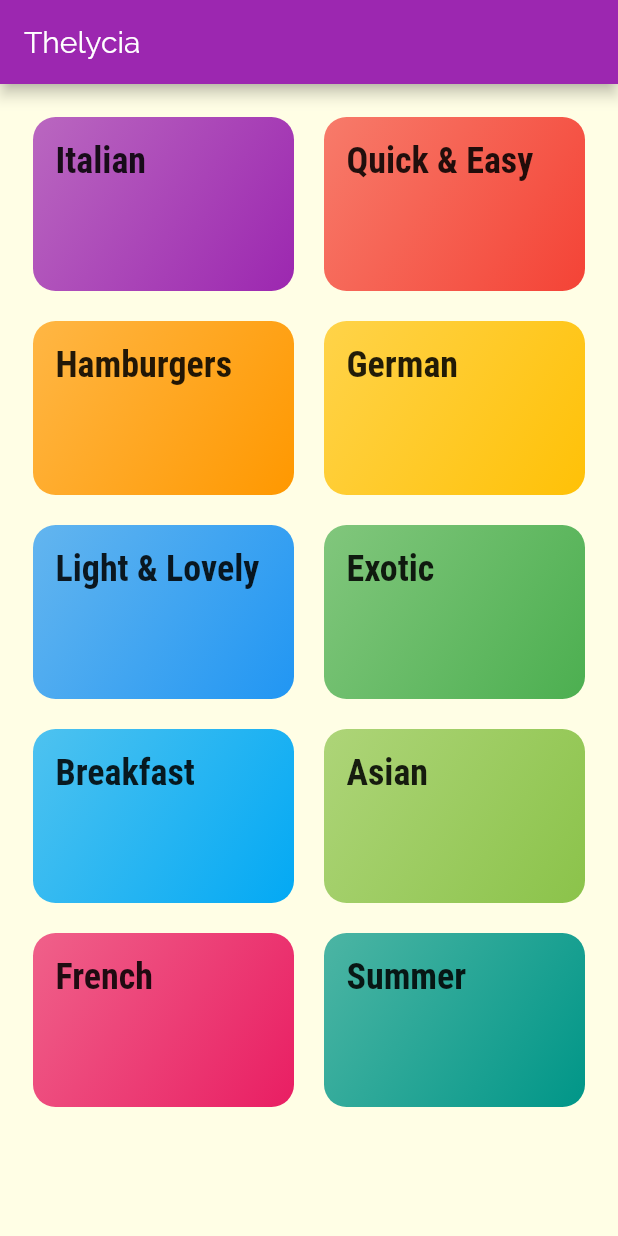
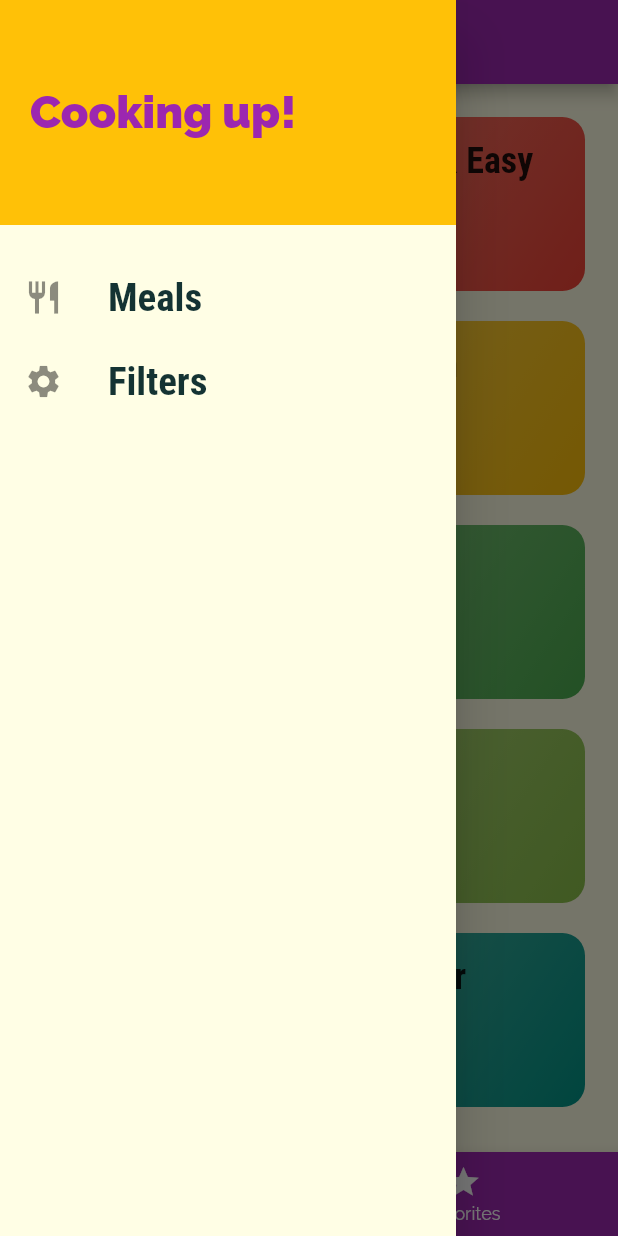
Before and after one commit to farvic/mealsapp, a Flutter app: the screen it shows after launch, with the side drawer open (before the commit the screen has no drawer), on a phone screen of 412 x 824 dp. Run offline on Flutter 3.47's test engine with Material 2 defaults, Android fonts, the phone set to English and light mode, and no system bars.

Commit message:
The option to favorite a meal was implemented.

```diff
--- a/lib/main.dart
+++ b/lib/main.dart
@@ -1,11 +1,75 @@
 import 'package:flutter/material.dart';
+
+import './dummy_data.dart';
+
+import './models/meal.dart';
+
+import './screens/tabs_screen.dart';
+import './screens/filters_screen.dart';
+import './screens/categories_screen.dart';
 import './screens/meal_detail_screen.dart';
 import './screens/category_meals_screen.dart';
-import './screens/categories_screen.dart';
 
 void main() => runApp(MyApp());
 
-class MyApp extends StatelessWidget {
+class MyApp extends StatefulWidget {
+  @override
+  _MyAppState createState() => _MyAppState();
+}
+
+class _MyAppState extends State<MyApp> {
+  Map<String, bool> _filters = {
+    'gluten': false,
+    'lactose': false,
+    'vegetarian': false,
+    'vegan': false,
+  };
+
+  List<Meal> _availableMeals = DUMMY_MEALS;
+  List<Meal> _favoriteMeals = [];
+
+  void _setFilters(Map<String, bool> filterData) {
+    setState(() {
+      _filters = filterData;
+
+      _availableMeals = DUMMY_MEALS.where((meal) {
+        if(_filters['gluten'] && !meal.isGlutenFree) {
+          return false;
+        }
+        if(_filters['lactose'] && !meal.isLactoseFree) {
+          return false;
+        }
+        if(_filters['vegetarian'] && !meal.isVegetarian) {
+          return false;
+        }
+        if(_filters['vegan'] && !meal.isVegan) {
+          return false;
+        }
+        return true;
+      }).toList();
+    });
+  }
+
+  void _toggleFavorite(String mealId) {
+    final existingIndex =
+        _favoriteMeals.indexWhere((meal) => meal.id == mealId);
+    if (existingIndex >= 0) {
+      setState(() {
+        _favoriteMeals.removeAt(existingIndex);
+      });
+    } else {
+      setState(() {
+        _favoriteMeals.add(
+          DUMMY_MEALS.firstWhere((meal) => meal.id == mealId),
+        );
+      });
+    }
+  }
+
+  bool _isMealFavorite(String id) {
+    return _favoriteMeals.any((meal) => meal.id == id);
+  }
+
   @override
   Widget build(BuildContext context) {
     return MaterialApp(
@@ -29,13 +93,14 @@ class MyApp extends StatelessWidget {
           )
         ),
       ),
-      home: CategoriesScreen(),
-      //initialRoute: '/', default is '/'
+      //home: TabsScreen(_favoriteMeals),
+      initialRoute: '/', //default is '/'
       routes: {
-        //'/': (ctx) => CategoriesScreen(),
+        '/': (ctx) => TabsScreen(_favoriteMeals),
         //'/category-meals': (ctx) => CategoryMealsScreen(),
-        CategoryMealsScreen.routeName: (ctx) => CategoryMealsScreen(),
-        MealDetailScreen.routeName: (ctx) => MealDetailScreen(),
+        CategoryMealsScreen.routeName: (ctx) => CategoryMealsScreen(_availableMeals),
+        MealDetailScreen.routeName: (ctx) => MealDetailScreen(_toggleFavorite, _isMealFavorite),
+        FiltersScreen.routeName: (ctx) => FiltersScreen(_setFilters, _filters),
       },
       // onGenerateRoute: (settings) {
       //   print(settings.arguments);
--- a/lib/screens/categories_screen.dart
+++ b/lib/screens/categories_screen.dart
@@ -6,11 +6,7 @@ import '../widgets/category_item.dart';
 class CategoriesScreen extends StatelessWidget {
   @override
   Widget build(BuildContext context) {
-    return Scaffold(
-      appBar: AppBar(title:
-        const Text('Thelycia'),
-      ),
-      body: GridView(
+    return GridView(
       padding: const EdgeInsets.all(22),
       children: DUMMY_CATEGORIES
         .map((catData) => CategoryItem(
@@ -25,7 +21,6 @@ class CategoriesScreen extends StatelessWidget {
         crossAxisSpacing: 20,
         mainAxisSpacing: 20
       ),
-      ),
     );
   }
 }
--- /dev/null
+++ b/lib/screens/tabs_screen.dart
@@ -0,0 +1,71 @@
+import 'package:flutter/material.dart';
+import '../widgets/main_drawer.dart';
+import './categories_screen.dart';
+import './favorites_screen.dart';
+import '../models/meal.dart';
+
+class TabsScreen extends StatefulWidget {
+  final List<Meal> favoriteMeals;
+
+  TabsScreen(this.favoriteMeals);
+
+  @override
+  _TabsScreenState createState() => _TabsScreenState();
+}
+
+class _TabsScreenState extends State<TabsScreen> {
+  List<Map<String, Object>> _pages;
+  int _selectedPageIndex = 0;
+
+  @override
+  void initState() {
+    _pages = [
+    {
+      'page': CategoriesScreen(),
+      'title': 'Categories',
+    },
+    {
+      'page': FavoritesScreen(widget.favoriteMeals),
+      'title': 'Your favorites',
+    },
+
+   ];
+    super.initState();
+  }
+
+  void _selectPage(int index){
+    setState(() {
+      _selectedPageIndex = index;
+    });
+  }
+  @override
+  Widget build(BuildContext context) {
+    return Scaffold(
+      appBar: AppBar(
+        title: Text(_pages[_selectedPageIndex]['title']),
+      ),
+      drawer: MainDrawer(),
+      body: _pages[_selectedPageIndex]['page'],
+      bottomNavigationBar: BottomNavigationBar(
+        onTap: _selectPage,
+        backgroundColor: Theme.of(context).primaryColor,
+        unselectedItemColor: Colors.white,
+        selectedItemColor: Theme.of(context).accentColor,
+        currentIndex: _selectedPageIndex,
+        // type: BottomNavigationBarType.shifting,
+        items: [
+          BottomNavigationBarItem(
+            backgroundColor: Theme.of(context).primaryColor,
+            icon: Icon(Icons.category),
+            title: Text('Categories'),
+          ),
+          BottomNavigationBarItem(
+            backgroundColor: Theme.of(context).primaryColor,
+            icon: Icon(Icons.star),
+            title: Text('Favorites'),
+          ),
+        ],
+      ),
+    );
+  }
+}
--- /dev/null
+++ b/lib/widgets/main_drawer.dart
@@ -0,0 +1,66 @@
+import 'package:flutter/material.dart';
+import '../screens/filters_screen.dart';
+
+class MainDrawer extends StatelessWidget {
+
+  Widget buildListTile(String title, IconData icon, Function tapHandler){
+    return ListTile(
+      leading: Icon(
+        icon,
+        size: 26,
+      ),
+      title: Text(
+        title,
+        style: TextStyle(
+          fontFamily: 'RobotoCondensed',
+          fontSize: 26,
+          fontWeight: FontWeight.bold,
+        ),
+      ),
+      onTap: tapHandler,
+    );
+  }
+
+  @override
+  Widget build(BuildContext context) {
+    return Drawer(
+      child: Column(
+        children: <Widget>[
+          Container(
+            height: 150,
+            width: double.infinity,
+            padding: EdgeInsets.all(20),
+            alignment: Alignment.centerLeft,
+            color: Theme.of(context).accentColor,
+            child: Text(
+              'Cooking up!',
+              style: TextStyle(
+                fontWeight: FontWeight.w900,
+                fontSize: 30,
+                color: Theme.of(context).primaryColor,
+              ),
+            ),
+          ),
+          SizedBox(height: 20,),
+          //The following method (pushReplaceMentNamed) clears the stack of
+          //pages and replaces it with the following page, avoiding a waste of
+          //memory by stacking infinte pages.
+          buildListTile(
+            'Meals',
+            Icons.restaurant,
+            () {
+              Navigator.of(context).pushReplacementNamed('/');
+            }
+          ),
+          buildListTile(
+            'Filters',
+            Icons.settings,
+            () {
+              Navigator.of(context).pushReplacementNamed(FiltersScreen.routeName);
+            }
+          ),
+        ],
+      ),
+    );
+  }
+}
```
Also changed, not shown: lib/screens/category_meals_screen.dart (+44 -18 lines), lib/screens/favorites_screen.dart (added, +29 -0 lines), lib/screens/filters_screen.dart (added, +126 -0 lines), lib/screens/meal_detail_screen.dart (+11 -0 lines), lib/widgets/meal_item.dart (+6 -1 lines). Lines whose indentation alone changed are shown as unchanged.
